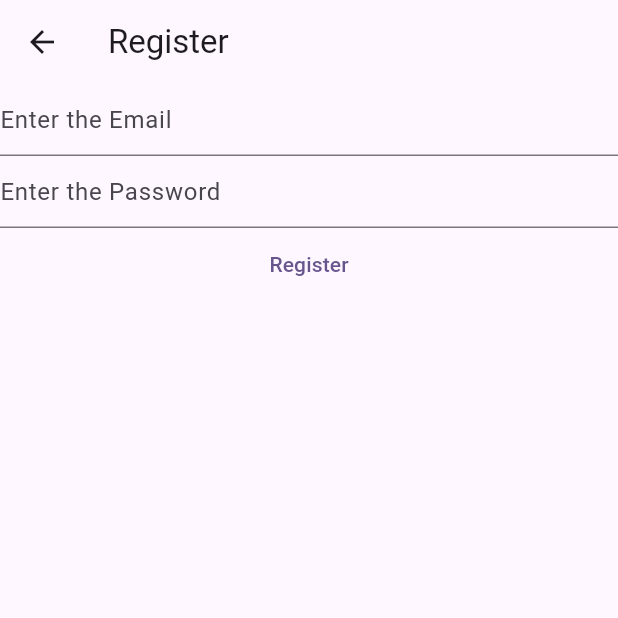
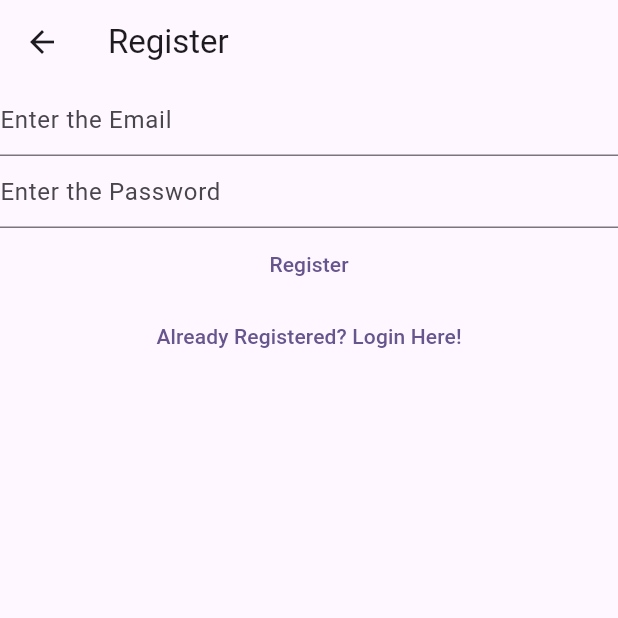
Before and after one commit to MehulSuthar-000/mynotes, a Flutter app: the RegisterView screen opened directly, on a phone screen of 412 x 824 dp, the top half of it. Run offline on Flutter 3.47's test engine with Material 2 defaults, Android fonts, the phone set to English and light mode, and no system bars; our stand-ins replace firebase_auth, firebase_core; accounts and stored records are empty.

Commit message:
connected login and register view

```diff
--- a/lib/views/register_view.dart
+++ b/lib/views/register_view.dart
@@ -1,9 +1,6 @@
 import 'package:firebase_auth/firebase_auth.dart';
-import 'package:firebase_core/firebase_core.dart';
 import 'package:flutter/cupertino.dart';
 import 'package:flutter/material.dart';
-
-import '../firebase_options.dart';
 
 class RegisterView extends StatefulWidget {
   const RegisterView({super.key});
@@ -36,22 +33,14 @@ class _HomePageState extends State<RegisterView> {
       appBar: AppBar(
         title: const Text('Register'),
       ),
-      body: FutureBuilder(
-        future: Firebase.initializeApp(
-          options: DefaultFirebaseOptions.currentPlatform,
-        ),
-        builder: (context, snapshot) {
-          switch (snapshot.connectionState) {
-            case ConnectionState.done:
-              return Column(
+      body: Column(
         children: [
           TextField(
             controller: _email,
             enableSuggestions: false,
             autocorrect: false,
             keyboardType: TextInputType.emailAddress,
-                    decoration:
-                        const InputDecoration(hintText: 'Enter the Email'),
+            decoration: const InputDecoration(hintText: 'Enter the Email'),
           ),
           TextField(
             controller: _password,
@@ -67,8 +56,7 @@ class _HomePageState extends State<RegisterView> {
               final email = _email.text;
               final password = _password.text;
               try {
-                        await FirebaseAuth.instance
-                            .createUserWithEmailAndPassword(
+                await FirebaseAuth.instance.createUserWithEmailAndPassword(
                     email: email, password: password);
               } on FirebaseAuthException catch (e) {
                 if (e.code == 'weak-password') {
@@ -84,12 +72,13 @@ class _HomePageState extends State<RegisterView> {
             },
             child: const Text('Register'),
           ),
+          TextButton(
+              onPressed: () {
+                Navigator.of(context)
+                    .pushNamedAndRemoveUntil('/login', (route) => false);
+              },
+              child: const Text('Already Registered? Login Here!'))
         ],
-              );
-            default:
-              return const Text("Loading...");
-          }
-        },
       ),
     );
   }
```
Also changed, not shown: lib/main.dart (+16 -13 lines), lib/views/login_view.dart (+14 -19 lines), lib/views/verify_email_view.dart (added, +31 -0 lines). Lines whose indentation alone changed are shown as unchanged.
